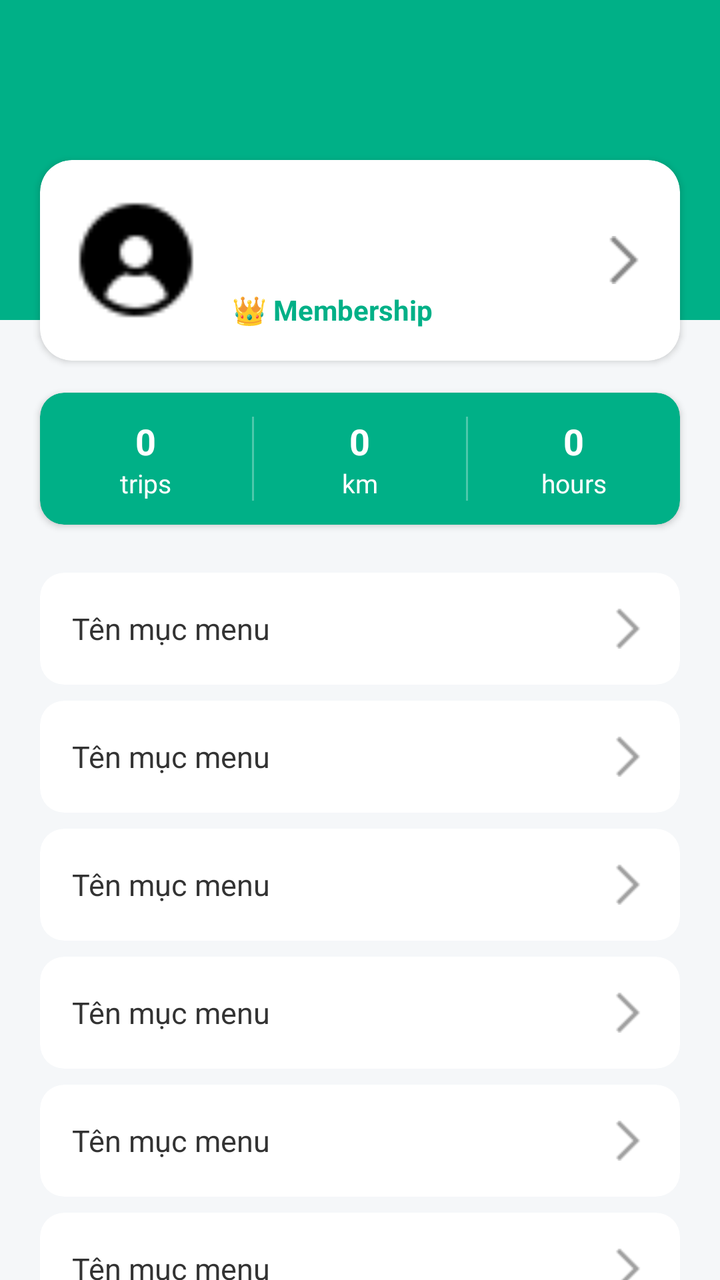
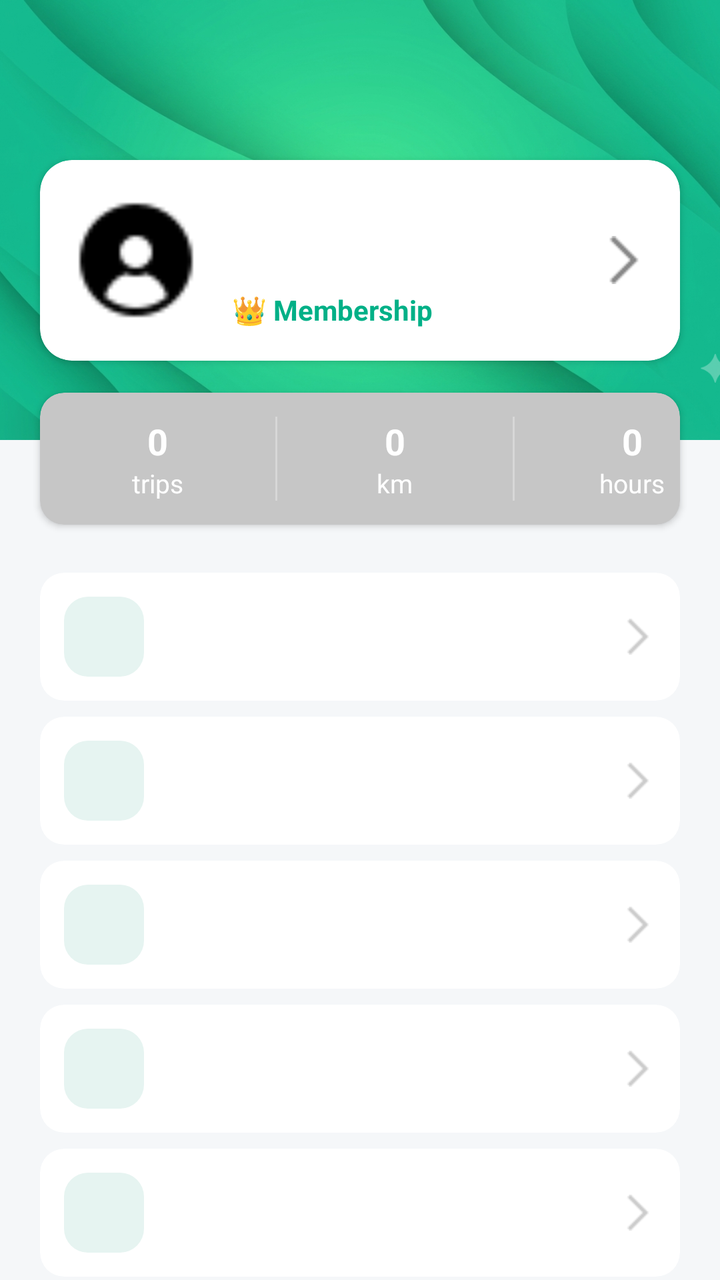

The first picture is an Android layout as it rendered before a commit; the second is the same layout after the commit. The layout source and the unified diff follow.
<!-- AndroidManifest.xml: application theme Theme.Qride -->
<!-- res/layout/activity_profile.xml -->
<?xml version="1.0" encoding="utf-8"?>
<androidx.constraintlayout.widget.ConstraintLayout
    xmlns:android="http://schemas.android.com/apk/res/android"
    xmlns:app="http://schemas.android.com/apk/res-auto"
    android:layout_width="match_parent"
    android:layout_height="match_parent"

    android:background="#F5F7F9">

    <View
        android:id="@+id/headerBackground"
        android:layout_width="match_parent"
        android:layout_height="160dp"
        android:background="#00B087"
        app:layout_constraintTop_toTopOf="parent" />

    <androidx.cardview.widget.CardView
        android:id="@+id/cardAvatar"
        android:layout_width="match_parent"
        android:layout_height="wrap_content"
        android:layout_marginTop="80dp"
        android:layout_marginHorizontal="20dp"
        app:cardBackgroundColor="@android:color/white"
        app:cardCornerRadius="16dp"
        app:cardElevation="2dp"
        app:layout_constraintTop_toTopOf="parent">

        <RelativeLayout
            android:layout_width="match_parent"
            android:layout_height="wrap_content"
            android:padding="16dp">

            <androidx.cardview.widget.CardView
                android:id="@+id/cardUserAvatar"
                android:layout_width="64dp"
                android:layout_height="64dp"
                android:layout_centerVertical="true"
                app:cardCornerRadius="32dp"
                app:cardElevation="0dp">

                <ImageView
                    android:id="@+id/imgProfileAvatar"
                    android:layout_width="match_parent"
                    android:layout_height="match_parent"
                    android:scaleType="centerCrop"
                    android:src="@drawable/ic_user_placeholder" />
            </androidx.cardview.widget.CardView>

            <LinearLayout
                android:layout_width="match_parent"
                android:layout_height="wrap_content"
                android:layout_centerVertical="true"
                android:layout_marginStart="16dp"
                android:layout_toEndOf="@id/cardUserAvatar"
                android:layout_toStartOf="@id/imgArrowUser"
                android:orientation="vertical">

                <TextView
                    android:id="@+id/tvProfileName"
                    android:layout_width="wrap_content"
                    android:layout_height="wrap_content"

                    android:textColor="#000000"
                    android:textSize="18sp"
                    android:textStyle="bold" />

                <TextView
                    android:id="@+id/tvProfilePhone"
                    android:layout_width="wrap_content"
                    android:layout_height="wrap_content"
                    android:layout_marginTop="2dp"

                    android:textColor="#888888"
                    android:textSize="14sp" />

                <TextView
                    android:layout_width="wrap_content"
                    android:layout_height="wrap_content"
                    android:layout_marginTop="4dp"
                    android:text="@string/profile_membership"
                    android:textColor="#00B087"
                    android:textSize="14sp"
                    android:textStyle="bold" />
            </LinearLayout>

            <ImageView
                android:id="@+id/imgArrowUser"
                android:layout_width="wrap_content"
                android:layout_height="wrap_content"
                android:layout_alignParentEnd="true"
                android:layout_centerVertical="true"
                android:src="@drawable/ic_chevron_right"
                app:tint="#888888" />
        </RelativeLayout>
    </androidx.cardview.widget.CardView>

    <androidx.cardview.widget.CardView
        android:id="@+id/cardStats"
        android:layout_width="match_parent"
        android:layout_height="wrap_content"
        android:layout_marginTop="16dp"
        android:layout_marginHorizontal="20dp"
        app:cardBackgroundColor="#00B087"
        app:cardCornerRadius="12dp"
        app:cardElevation="2dp"
        app:layout_constraintTop_toBottomOf="@id/cardAvatar">

        <LinearLayout
            android:layout_width="match_parent"
            android:layout_height="wrap_content"
            android:baselineAligned="false"
            android:orientation="horizontal"
            android:paddingVertical="12dp">

            <LinearLayout
                android:layout_width="0dp"
                android:layout_height="wrap_content"
                android:layout_weight="1"
                android:gravity="center"
                android:orientation="vertical">
                <TextView android:id="@+id/tvTrips" android:layout_width="wrap_content" android:layout_height="wrap_content" android:text="0" android:textColor="#FFFFFF" android:textSize="18sp" android:textStyle="bold" />
                <TextView android:layout_width="wrap_content" android:layout_height="wrap_content" android:text="@string/unit_trips" android:textColor="#FFFFFF" android:textSize="13sp" />            </LinearLayout>

            <View android:layout_width="1dp" android:layout_height="match_parent" android:background="#4DFFFFFF" />

            <LinearLayout
                android:layout_width="0dp"
                android:layout_height="wrap_content"
                android:layout_weight="1"
                android:gravity="center"
                android:orientation="vertical">
                <TextView android:id="@+id/tvKm" android:layout_width="wrap_content" android:layout_height="wrap_content" android:text="0" android:textColor="#FFFFFF" android:textSize="18sp" android:textStyle="bold" />
                <TextView android:layout_width="wrap_content" android:layout_height="wrap_content" android:text="@string/unit_km" android:textColor="#FFFFFF" android:textSize="13sp" />            </LinearLayout>

            <View android:layout_width="1dp" android:layout_height="match_parent" android:background="#4DFFFFFF" />

            <LinearLayout
                android:layout_width="0dp"
                android:layout_height="wrap_content"
                android:layout_weight="1"
                android:gravity="center"
                android:orientation="vertical">
                <TextView android:id="@+id/tvHours" android:layout_width="wrap_content" android:layout_height="wrap_content" android:text="0" android:textColor="#FFFFFF" android:textSize="18sp" android:textStyle="bold" />
                <TextView android:layout_width="wrap_content" android:layout_height="wrap_content" android:text="@string/unit_hours" android:textColor="#FFFFFF" android:textSize="13sp" />            </LinearLayout>
        </LinearLayout>
    </androidx.cardview.widget.CardView>

    <ScrollView
        android:layout_width="match_parent"
        android:layout_height="0dp"
        android:fillViewport="true"
        android:scrollbars="none"
        android:layout_marginTop="24dp"
        app:layout_constraintTop_toBottomOf="@id/cardStats"
        app:layout_constraintBottom_toBottomOf="parent">

        <LinearLayout
            android:layout_width="match_parent"
            android:layout_height="wrap_content"
            android:orientation="vertical"
            android:paddingHorizontal="20dp"
            android:paddingBottom="80dp">

            <include android:id="@+id/menuInfo" layout="@layout/item_profile_menu" />
            <include android:id="@+id/menuSecurity" layout="@layout/item_profile_menu" />
            <include android:id="@+id/menuHistory" layout="@layout/item_profile_menu" />
            <include android:id="@+id/menuLanguage" layout="@layout/item_profile_menu" />
            <include android:id="@+id/menuDarkMode" layout="@layout/item_profile_menu" />
            <include android:id="@+id/menuNotify" layout="@layout/item_profile_menu" />
            <include android:id="@+id/menuInvite" layout="@layout/item_profile_menu" />
            <include android:id="@+id/menuSupport" layout="@layout/item_profile_menu" />
            <include android:id="@+id/menuAbout" layout="@layout/item_profile_menu" />
            <include android:id="@+id/menuTerms" layout="@layout/item_profile_menu" />

            <LinearLayout
                android:id="@+id/btnLogout"
                android:layout_width="match_parent"
                android:layout_height="wrap_content"
                android:layout_marginTop="16dp"
                android:layout_marginBottom="32dp"
                android:gravity="center"
                android:orientation="horizontal"
                android:padding="16dp">

                <ImageView
                    android:layout_width="24dp"
                    android:layout_height="24dp"
                    android:src="@drawable/ic_logout"
                    app:tint="#F26522" />

                <TextView
                    android:layout_width="wrap_content"
                    android:layout_height="wrap_content"
                    android:layout_marginStart="8dp"
                    android:text="@string/profile_logout"
                    android:textColor="#F26522"
                    android:textSize="16sp"
                    android:textStyle="bold" />
            </LinearLayout>
        </LinearLayout>
    </ScrollView>

</androidx.constraintlayout.widget.ConstraintLayout>
<!-- res/layout/item_profile_menu.xml (included above) -->
<?xml version="1.0" encoding="utf-8"?>
<androidx.cardview.widget.CardView
    xmlns:android="http://schemas.android.com/apk/res/android"
    xmlns:app="http://schemas.android.com/apk/res-auto"
    android:layout_width="match_parent"
    android:layout_height="wrap_content"
    android:layout_marginBottom="8dp"
    app:cardBackgroundColor="#FFFFFF"
    app:cardCornerRadius="12dp"
    app:cardElevation="0dp">

    <LinearLayout
        android:layout_width="match_parent"
        android:layout_height="56dp"
        android:gravity="center_vertical"
        android:orientation="horizontal"
        android:paddingHorizontal="16dp">

        <TextView
            android:id="@+id/tvMenuTitle"
            android:layout_width="0dp"
            android:layout_height="wrap_content"
            android:layout_weight="1"
            android:text="Tên mục menu"
            android:textColor="#333333"
            android:textSize="15sp" />

        <ImageView
            android:layout_width="20dp"
            android:layout_height="20dp"
            android:src="@drawable/ic_chevron_right"
            app:tint="#A0A0A0" />
    </LinearLayout>
</androidx.cardview.widget.CardView>
<!-- resources referenced by this layout -->
<resources>
  <!-- drawable ic_chevron_right: png bitmap (drawable, 227 bytes) -->
  <!-- drawable ic_logout: png bitmap (drawable, 429 bytes) -->
  <!-- drawable ic_user_placeholder: png bitmap (drawable, 630 bytes) -->
  <string name="profile_logout">Logout</string>
  <string name="profile_membership">👑 Membership</string>
  <string name="unit_hours">hours</string>
  <string name="unit_km">km</string>
  <string name="unit_trips">trips</string>
  <style name="Theme.Qride" parent="Base.Theme.Qride" />
  <style name="Base.Theme.Qride" parent="Theme.Material3.DayNight.NoActionBar">
          
          
      </style>
</resources>

<!-- the commit's change to res/layout/activity_profile.xml (unified diff, before → after) -->
@@ -7,11 +7,18 @@
 
     android:background="#F5F7F9">
 
-    <View
+    <ImageView
+
         android:id="@+id/headerBackground"
-        android:layout_width="match_parent"
-        android:layout_height="160dp"
-        android:background="#00B087"
+
+        android:layout_width="match_parent"
+
+        android:layout_height="220dp"
+
+        android:scaleType="centerCrop"
+
+        android:src="@drawable/backgroudxanh"
+
         app:layout_constraintTop_toTopOf="parent" />
 
     <androidx.cardview.widget.CardView
@@ -100,14 +107,14 @@
         android:layout_height="wrap_content"
         android:layout_marginTop="16dp"
         android:layout_marginHorizontal="20dp"
-        app:cardBackgroundColor="#00B087"
+        app:cardBackgroundColor="#C6C6C6"
         app:cardCornerRadius="12dp"
         app:cardElevation="2dp"
         app:layout_constraintTop_toBottomOf="@id/cardAvatar">
 
         <LinearLayout
-            android:layout_width="match_parent"
-            android:layout_height="wrap_content"
+            android:layout_width="355dp"
+            android:layout_height="match_parent"
             android:baselineAligned="false"
             android:orientation="horizontal"
             android:paddingVertical="12dp">
@@ -118,10 +125,28 @@
                 android:layout_weight="1"
                 android:gravity="center"
                 android:orientation="vertical">
-                <TextView android:id="@+id/tvTrips" android:layout_width="wrap_content" android:layout_height="wrap_content" android:text="0" android:textColor="#FFFFFF" android:textSize="18sp" android:textStyle="bold" />
-                <TextView android:layout_width="wrap_content" android:layout_height="wrap_content" android:text="@string/unit_trips" android:textColor="#FFFFFF" android:textSize="13sp" />            </LinearLayout>
-
-            <View android:layout_width="1dp" android:layout_height="match_parent" android:background="#4DFFFFFF" />
+
+                <TextView
+                    android:id="@+id/tvTrips"
+                    android:layout_width="wrap_content"
+                    android:layout_height="wrap_content"
+                    android:text="0"
+                    android:textColor="#FFFFFF"
+                    android:textSize="18sp"
+                    android:textStyle="bold" />
+
+                <TextView
+                    android:layout_width="wrap_content"
+                    android:layout_height="wrap_content"
+                    android:text="@string/unit_trips"
+                    android:textColor="#FFFFFF"
+                    android:textSize="13sp" />
+            </LinearLayout>
+
+            <View
+                android:layout_width="1dp"
+                android:layout_height="match_parent"
+                android:background="#4DFFFFFF" />
 
             <LinearLayout
                 android:layout_width="0dp"
@@ -129,10 +154,28 @@
                 android:layout_weight="1"
                 android:gravity="center"
                 android:orientation="vertical">
-                <TextView android:id="@+id/tvKm" android:layout_width="wrap_content" android:layout_height="wrap_content" android:text="0" android:textColor="#FFFFFF" android:textSize="18sp" android:textStyle="bold" />
-                <TextView android:layout_width="wrap_content" android:layout_height="wrap_content" android:text="@string/unit_km" android:textColor="#FFFFFF" android:textSize="13sp" />            </LinearLayout>
-
-            <View android:layout_width="1dp" android:layout_height="match_parent" android:background="#4DFFFFFF" />
+
+                <TextView
+                    android:id="@+id/tvKm"
+                    android:layout_width="wrap_content"
+                    android:layout_height="wrap_content"
+                    android:text="0"
+                    android:textColor="#FFFFFF"
+                    android:textSize="18sp"
+                    android:textStyle="bold" />
+
+                <TextView
+                    android:layout_width="wrap_content"
+                    android:layout_height="wrap_content"
+                    android:text="@string/unit_km"
+                    android:textColor="#FFFFFF"
+                    android:textSize="13sp" />
+            </LinearLayout>
+
+            <View
+                android:layout_width="1dp"
+                android:layout_height="match_parent"
+                android:background="#4DFFFFFF" />
 
             <LinearLayout
                 android:layout_width="0dp"
@@ -140,8 +183,23 @@
                 android:layout_weight="1"
                 android:gravity="center"
                 android:orientation="vertical">
-                <TextView android:id="@+id/tvHours" android:layout_width="wrap_content" android:layout_height="wrap_content" android:text="0" android:textColor="#FFFFFF" android:textSize="18sp" android:textStyle="bold" />
-                <TextView android:layout_width="wrap_content" android:layout_height="wrap_content" android:text="@string/unit_hours" android:textColor="#FFFFFF" android:textSize="13sp" />            </LinearLayout>
+
+                <TextView
+                    android:id="@+id/tvHours"
+                    android:layout_width="wrap_content"
+                    android:layout_height="wrap_content"
+                    android:text="0"
+                    android:textColor="#FFFFFF"
+                    android:textSize="18sp"
+                    android:textStyle="bold" />
+
+                <TextView
+                    android:layout_width="wrap_content"
+                    android:layout_height="wrap_content"
+                    android:text="@string/unit_hours"
+                    android:textColor="#FFFFFF"
+                    android:textSize="13sp" />
+            </LinearLayout>
         </LinearLayout>
     </androidx.cardview.widget.CardView>
 
@@ -161,16 +219,16 @@
             android:paddingHorizontal="20dp"
             android:paddingBottom="80dp">
 
-            <include android:id="@+id/menuInfo" layout="@layout/item_profile_menu" />
-            <include android:id="@+id/menuSecurity" layout="@layout/item_profile_menu" />
-            <include android:id="@+id/menuHistory" layout="@layout/item_profile_menu" />
-            <include android:id="@+id/menuLanguage" layout="@layout/item_profile_menu" />
-            <include android:id="@+id/menuDarkMode" layout="@layout/item_profile_menu" />
-            <include android:id="@+id/menuNotify" layout="@layout/item_profile_menu" />
-            <include android:id="@+id/menuInvite" layout="@layout/item_profile_menu" />
-            <include android:id="@+id/menuSupport" layout="@layout/item_profile_menu" />
-            <include android:id="@+id/menuAbout" layout="@layout/item_profile_menu" />
-            <include android:id="@+id/menuTerms" layout="@layout/item_profile_menu" />
+            <include android:id="@+id/menuInfo" layout="@layout/item_profile_menu_with_icon" />
+            <include android:id="@+id/menuSecurity" layout="@layout/item_profile_menu_with_icon" />
+            <include android:id="@+id/menuHistory" layout="@layout/item_profile_menu_with_icon" />
+            <include android:id="@+id/menuLanguage" layout="@layout/item_profile_menu_with_icon" />
+            <include android:id="@+id/menuDarkMode" layout="@layout/item_profile_menu_with_icon" />
+            <include android:id="@+id/menuNotify" layout="@layout/item_profile_menu_with_icon" />
+            <include android:id="@+id/menuInvite" layout="@layout/item_profile_menu_with_icon" />
+            <include android:id="@+id/menuSupport" layout="@layout/item_profile_menu_with_icon" />
+            <include android:id="@+id/menuAbout" layout="@layout/item_profile_menu_with_icon" />
+            <include android:id="@+id/menuTerms" layout="@layout/item_profile_menu_with_icon" />
 
             <LinearLayout
                 android:id="@+id/btnLogout"
@@ -201,7 +259,7 @@
     </ScrollView>
 
 </androidx.constraintlayout.widget.ConstraintLayout>
-<!-- res/layout/item_profile_menu.xml (included above) -->
+<!-- res/layout/item_profile_menu_with_icon.xml (included above) -->
 <?xml version="1.0" encoding="utf-8"?>
 <androidx.cardview.widget.CardView
     xmlns:android="http://schemas.android.com/apk/res/android"
@@ -209,30 +267,42 @@
     android:layout_width="match_parent"
     android:layout_height="wrap_content"
     android:layout_marginBottom="8dp"
-    app:cardBackgroundColor="#FFFFFF"
     app:cardCornerRadius="12dp"
     app:cardElevation="0dp">
 
     <LinearLayout
         android:layout_width="match_parent"
-        android:layout_height="56dp"
+        android:layout_height="wrap_content"
         android:gravity="center_vertical"
         android:orientation="horizontal"
-        android:paddingHorizontal="16dp">
+        android:padding="12dp">
+
+        <FrameLayout
+            android:layout_width="40dp"
+            android:layout_height="40dp"
+            android:background="@drawable/bg_btn_cancel">
+
+            <ImageView
+                android:id="@+id/imgMenuIcon"
+                android:layout_width="22dp"
+                android:layout_height="22dp"
+                android:layout_gravity="center"
+                app:tint="#0FC8A0" />
+        </FrameLayout>
 
         <TextView
             android:id="@+id/tvMenuTitle"
             android:layout_width="0dp"
             android:layout_height="wrap_content"
+            android:layout_marginStart="16dp"
             android:layout_weight="1"
-            android:text="Tên mục menu"
             android:textColor="#333333"
             android:textSize="15sp" />
 
         <ImageView
-            android:layout_width="20dp"
-            android:layout_height="20dp"
+            android:layout_width="18dp"
+            android:layout_height="18dp"
             android:src="@drawable/ic_chevron_right"
-            app:tint="#A0A0A0" />
+            app:tint="#CCCCCC" />
     </LinearLayout>
 </androidx.cardview.widget.CardView>
<!-- resource entries referenced after the edit -->
@@ -1,5 +1,11 @@
 <!-- resources referenced by this layout -->
 <resources>
+  <!-- drawable backgroudxanh: png bitmap (drawable, 866704 bytes) -->
+  <!-- drawable bg_btn_cancel (drawable) -->
+  <shape xmlns:android="http://schemas.android.com/apk/res/android">
+      <solid android:color="#E6F4F1"/>
+      <corners android:radius="12dp"/>
+  </shape>
   <!-- drawable ic_chevron_right: png bitmap (drawable, 227 bytes) -->
   <!-- drawable ic_logout: png bitmap (drawable, 429 bytes) -->
   <!-- drawable ic_user_placeholder: png bitmap (drawable, 630 bytes) -->
